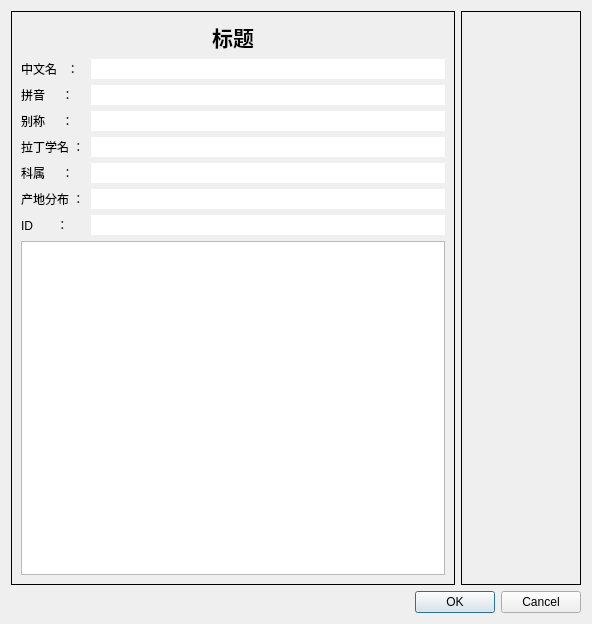
This is UI/editItemDialog.ui in MChenLiang/TheShapeOfFlower as Qt 5 draws it before an edit. The edited form follows.
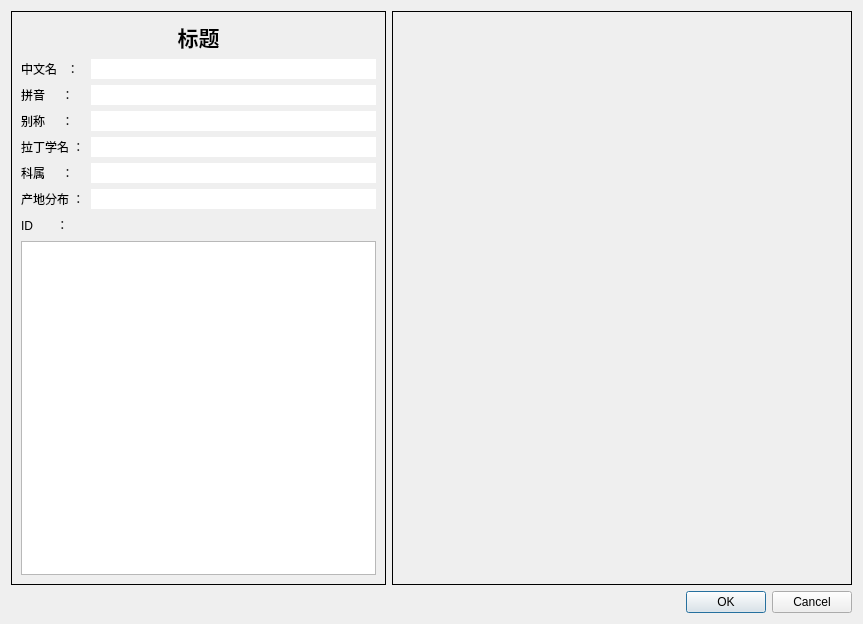
This is the edited form.

Commit message: --edit dialog --- copy image

Diff of the .ui file:
```diff
--- a/UI/editItemDialog.ui
+++ b/UI/editItemDialog.ui
@@ -6,7 +6,7 @@
    <rect>
     <x>0</x>
     <y>0</y>
-    <width>592</width>
+    <width>863</width>
     <height>624</height>
    </rect>
   </property>
@@ -163,6 +163,9 @@
           </item>
           <item row="6" column="1">
            <widget class="QLineEdit" name="lineEdit_ID">
+            <property name="enabled">
+             <bool>false</bool>
+            </property>
             <property name="frame">
              <bool>false</bool>
             </property>
@@ -193,7 +196,7 @@
        </property>
        <property name="minimumSize">
         <size>
-         <width>120</width>
+         <width>460</width>
          <height>0</height>
         </size>
        </property>
```
The commit also changes 8 other files.
